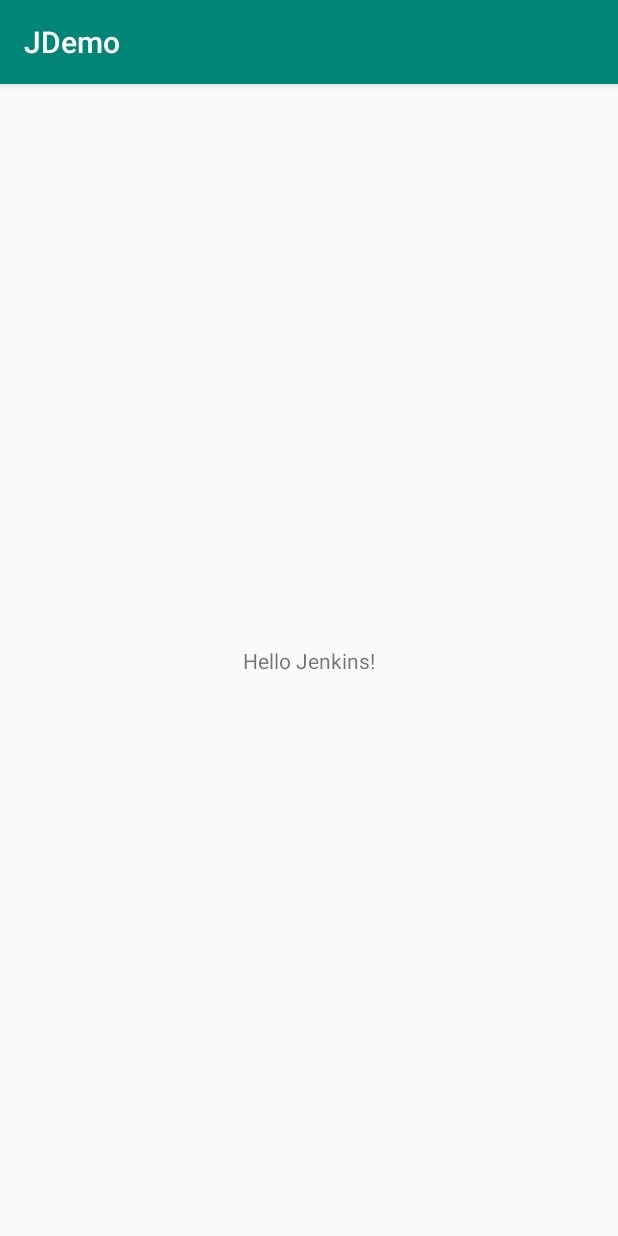
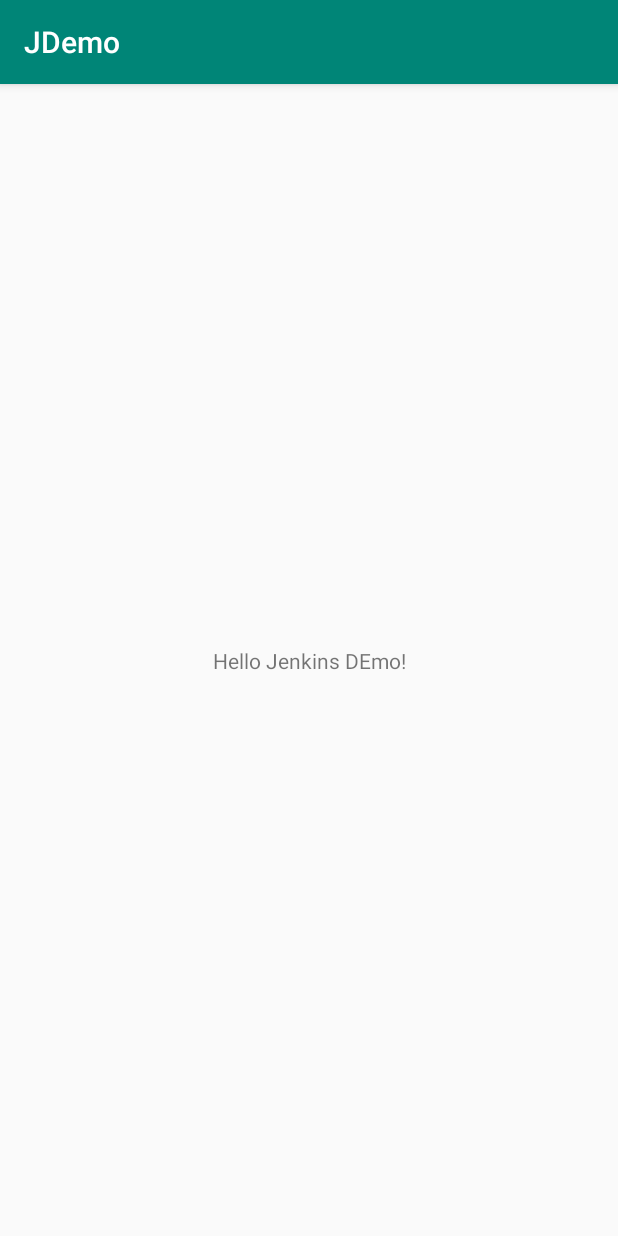
Before and after one commit to KalyaniKurnawal/Jen, an Android app: the screen it shows after launch (MainActivity), on a phone screen of 412 x 824 dp. Run offline under Robolectric (Android 15) with nearby library versions, the phone set to English and light mode, and no system bars.

Commit message:
Commited from Android Studio

```diff
--- a/JDemo/app/src/main/res/layout/activity_main.xml
+++ b/JDemo/app/src/main/res/layout/activity_main.xml
@@ -9,7 +9,7 @@
     <TextView
         android:layout_width="wrap_content"
         android:layout_height="wrap_content"
-        android:text="Hello Jenkins!"
+        android:text="Hello Jenkins DEmo!"
         app:layout_constraintBottom_toBottomOf="parent"
         app:layout_constraintLeft_toLeftOf="parent"
         app:layout_constraintRight_toRightOf="parent"
```
